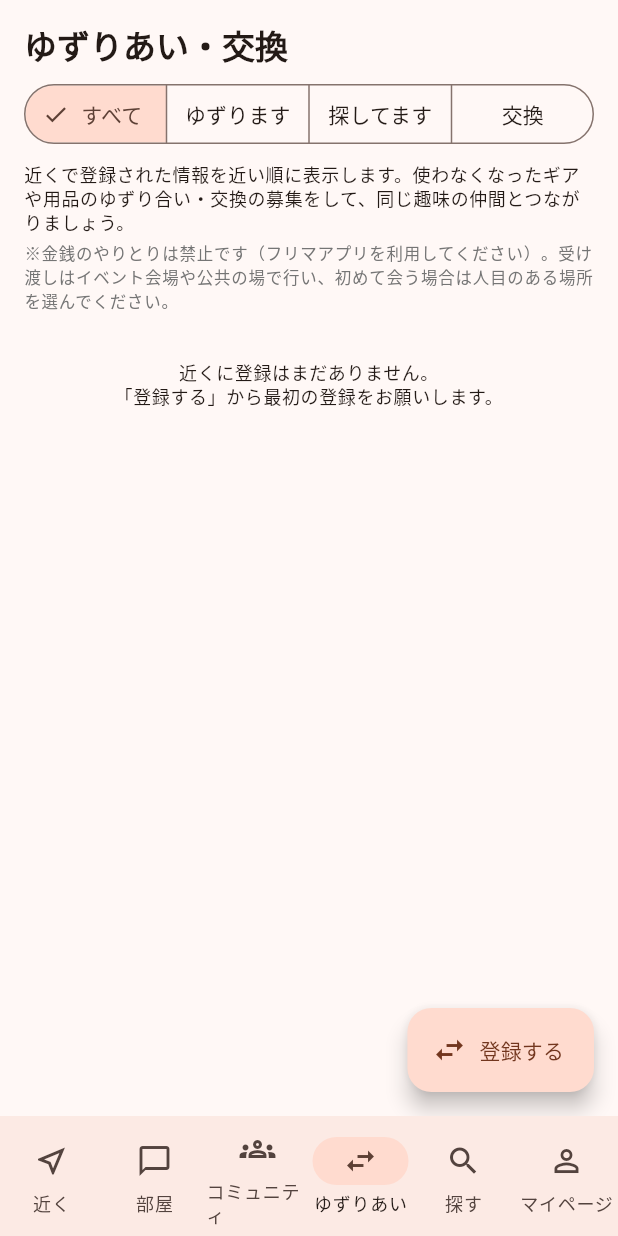
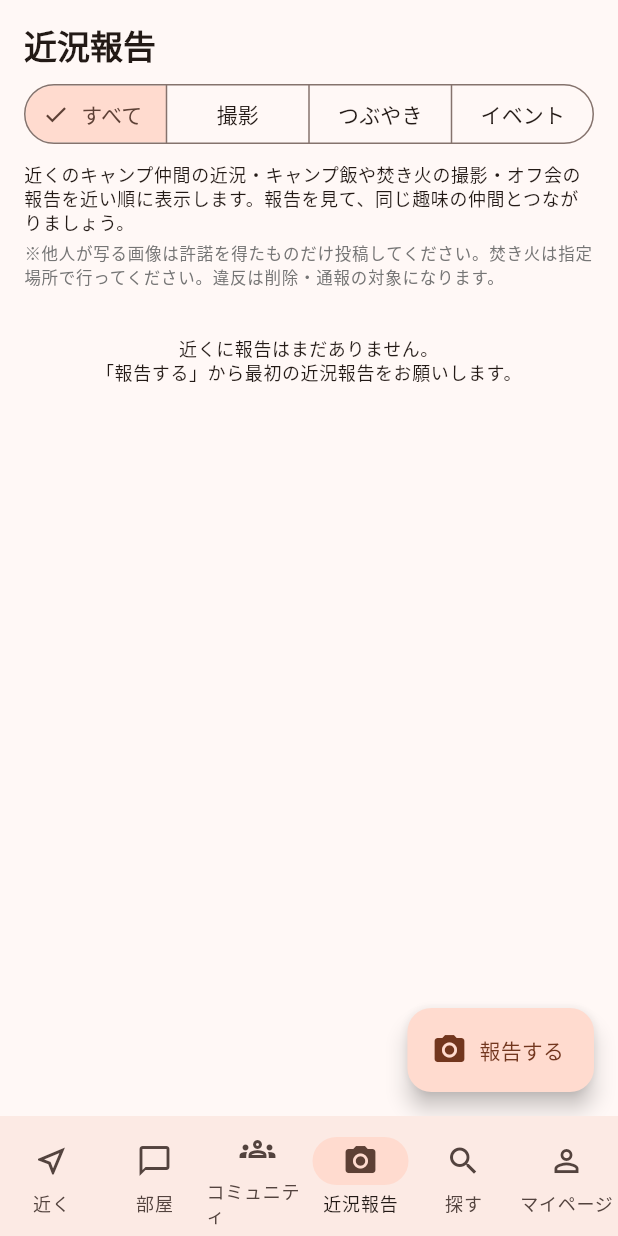
Before and after one commit to daichiyabunaka-rgb/Campotomo-app-prototype, a Flutter app: the HomeShell screen opened directly, item 4 of the bottom bar chosen, on a phone screen of 412 x 824 dp. Run offline on Flutter 3.47's test engine with Material 3 defaults, Android fonts, the phone set to English and light mode, and no system bars; our stand-ins replace flutter_map, geolocator, google_maps_flutter, image_picker, latlong2, share_plus and 2 more; accounts and stored records are empty.

Commit message:
キャンとも！「ゆずりあい・交換」→「近況報告」への変更 + kind差し替え（give/wanted/trade → shoot/post/event・DBは0016でgear_exchanges→camp_reportsへ・app_stateのparts*残留名もcamp*へ修正） + version 1.0.7+9
Generated by Mistral Vibe.
Co-Authored-By: Mistral Vibe <vibe@mistral.ai>

```diff
--- a/app/lib/src/mock/mock_data.dart
+++ b/app/lib/src/mock/mock_data.dart
@@ -291,7 +291,7 @@ List<Recruitment> seedRecruitments(DateTime now, List<AppUser> generalUsers) {
   ];
 }
 
-/// ゆずりあい・交換のシード。anchor（現在地）からの相対距離で配置する。
+/// 近況報告のシード。anchor（現在地）からの相対距離で配置する。
 /// id が 'cx-seed-' 始まりのものは GPS 更新のたびに再配置される
 /// （AppState.applyGps を参照）。
 class _ExchangeSeedSpec {
@@ -313,11 +313,11 @@ const List<_ExchangeSeedSpec> _exchangeSeedSpecs = [
   _ExchangeSeedSpec(
     'cx-seed-1',
     'u-fire-nana',
-    'give',
-    '焚き火台（五徳付き・使用済み・清掃済み）',
+    'shoot',
+    '焚き火で焼きマシュマロを作ってみました',
     'みどり湖畔サイト 周辺',
-    '買い替えで手元に余裕が出たので、'
-        '使ってくださる方にゆずります。手渡し前提です。',
+    '初めての焚き火でもふわふわに焼けました。'
+        '次はスモアク材も試してみます。',
     0.3,
     -0.6,
     Duration(hours: 2),
@@ -325,11 +325,11 @@ const List<_ExchangeSeedSpec> _exchangeSeedSpecs = [
   _ExchangeSeedSpec(
     'cx-seed-2',
     'u-bike-miu',
-    'wanted',
-    'コンパクトなカセットコンロを探しています',
+    'post',
+    '今週末はソロキャンの予定です',
     '駅裏の駐車場 周辺',
-    'ツーリング用の小さいものを探しています。不要ギアとの'
-        '交換の対応も可能です。DMお待ちしています。',
+    'バイク積載の練習も兼ねています。'
+        '同じサイトの方がいたら挨拶しましょう。',
     -0.2,
     0.8,
     Duration(hours: 5),
@@ -337,23 +337,23 @@ const List<_ExchangeSeedSpec> _exchangeSeedSpecs = [
   _ExchangeSeedSpec(
     'cx-seed-3',
     'u-gear-kei',
-    'trade',
-    'ガスランタンと LEDランタンを交換します',
+    'event',
+    '河川敷でギア自慢会に参加してきました',
     '市役所裏の駐車場 周辺',
-    '充電式に買い替えたいので交換希望です。状態は写真で'
-        '送ります。公共の駐車場で受け渡しできます。',
+    'それぞれのこだわりの装備が見られて勉強に'
+        'なりました。次回も参加予定です。',
     -0.9,
     -0.3,
     Duration(hours: 26),
   ),
 ];
 
-List<GearExchange> buildSeedGearExchanges(
+List<CampReport> buildSeedCampReports(
     DateTime now, double anchorLat, double anchorLng) {
   final cos = (anchorLat * math.pi / 180.0).abs().clamp(0.01, 1.0);
   return [
     for (final s in _exchangeSeedSpecs)
-      GearExchange(
+      CampReport(
         id: s.id,
         posterId: s.posterId,
         kind: s.kind,
--- a/app/lib/src/models.dart
+++ b/app/lib/src/models.dart
@@ -413,25 +413,25 @@ class CommunityEvent {
   }
 }
 
-/// キャンプギアの「ゆずりあい・交換」掲示板（近隣での情報共有）。
-/// kind: 'give'   = キャンプギアをゆずります
-///       'wanted' = キャンプギアを探しています
-///       'trade'  = 交換します
-/// 金銭取引は行わない（公共の駐車場・キャンプ場での受け渡し・ゆずり合い前提）。
-class GearExchange {
+/// キャンプの「近況報告」掲示板（近隣での近況・写真・イベント報告の共有）。
+/// kind: 'shoot' = 撮影（キャンプ飯・焚き火・サイトの写真の報告）
+///       'post'  = つぶやき（近況・ひとことの報告）
+///       'event' = イベント（オフ会・ギア自慢会等の報告）
+/// 他人が写る画像は許諾を確認できたもののみ投稿する。
+class CampReport {
   final String id;
   final String posterId;
-  final String kind; // 'give' | 'wanted' | 'trade'
-  final String itemDescription; // ギア名・メーカー・状態など
-  final String areaName; // 受け渡し希望地域やイベント名
-  final String detail; // 状態・受け渡し方法の自由記述
+  final String kind; // 'shoot' | 'post' | 'event'
+  final String itemDescription; // タイトル（料理・できごとなど）
+  final String areaName; // 場所（キャンプ場・エリア名）
+  final String detail; // 近況・ハイライトの自由記述
   final String? photoPath; // 投稿写真（端末内パス or 公開URL）
   final double lat;
   final double lng;
   final DateTime createdAt;
-  bool closed; // 完了（受け渡し・交換が成立した等）
+  bool closed; // 完了（一覧から非表示にした）
 
-  GearExchange({
+  CampReport({
     required this.id,
     required this.posterId,
     required this.kind,
@@ -445,14 +445,14 @@ class GearExchange {
     this.closed = false,
   });
 
-  /// ゆずります
-  bool get isGive => kind == 'give';
+  /// 撮影の報告
+  bool get isShoot => kind == 'shoot';
 
-  /// 探しています
-  bool get isWanted => kind == 'wanted';
+  /// つぶやき（近況・ひとこと）
+  bool get isPost => kind == 'post';
 
-  /// 交換します
-  bool get isTrade => kind == 'trade';
+  /// イベントの報告
+  bool get isEvent => kind == 'event';
 }
 
 class ChatMessage {
--- a/app/lib/src/screens/gear_exchange_create_sheet.dart
+++ b/app/lib/src/screens/camp_report_create_sheet.dart
@@ -6,9 +6,9 @@ import 'package:image_picker/image_picker.dart';
 import '../services/app_state.dart';
 import '../services/icon_service.dart';
 
-/// ゆずりあい・交換の登録シート（FR-7-1相当）。
-/// kind: 'give'（ゆずります）/ 'wanted'（探しています）/ 'trade'（交換します）
-Future<void> showGearExchangeCreateSheet(BuildContext context) {
+/// 近況報告の登録シート（FR-7-1相当）。
+/// kind: 'shoot'（撮影）/ 'post'（つぶやき）/ 'event'（イベント）
+Future<void> showCampReportCreateSheet(BuildContext context) {
   return showModalBottomSheet<void>(
     context: context,
     isScrollControlled: true,
@@ -27,8 +27,8 @@ class _CreateSheetState extends State<_CreateSheet> {
   final _itemDescription = TextEditingController();
   final _areaName = TextEditingController();
   final _detail = TextEditingController();
-  String _kind = 'give';
-  String? _photoPath; // 選択した投稿写真（null=未選択, ''=解除）
+  String _kind = 'shoot';
+  String? _photoPath; // 選択した報告写真（null=未選択, ''=解除）
   bool _submitting = false;
 
   @override
@@ -50,7 +50,7 @@ class _CreateSheetState extends State<_CreateSheet> {
     if (!_isValid || _submitting) return;
     setState(() => _submitting = true);
     try {
-      await appState.registerGearExchange(
+      await appState.registerCampReport(
         kind: _kind,
         itemDescription: _itemDescription.text.trim(),
         areaName: _areaName.text.trim(),
@@ -63,7 +63,7 @@ class _CreateSheetState extends State<_CreateSheet> {
         setState(() => _submitting = false);
         ScaffoldMessenger.of(context).showSnackBar(
           const SnackBar(
-            content: Text('登録に失敗しました。通信状況を確認してください'),
+            content: Text('報告に失敗しました。通信状況を確認してください'),
             behavior: SnackBarBehavior.floating,
           ),
         );
@@ -74,7 +74,7 @@ class _CreateSheetState extends State<_CreateSheet> {
     Navigator.of(context).pop();
     ScaffoldMessenger.of(context).showSnackBar(
       const SnackBar(
-        content: Text('登録しました。近くのユーザーに表示されます'),
+        content: Text('報告しました。近くのユーザーに表示されます'),
         behavior: SnackBarBehavior.floating,
       ),
     );
@@ -92,26 +92,26 @@ class _CreateSheetState extends State<_CreateSheet> {
           mainAxisSize: MainAxisSize.min,
           crossAxisAlignment: CrossAxisAlignment.start,
           children: [
-            Text('ゆずりあい・交換を登録する',
+            Text('近況報告を投稿する',
                 style: theme.textTheme.titleLarge!
                     .copyWith(fontWeight: FontWeight.bold)),
             const SizedBox(height: 8),
             SegmentedButton<String>(
               segments: const [
                 ButtonSegment(
-                  value: 'give',
-                  icon: Icon(Icons.redeem),
-                  label: Text('ゆずります'),
+                  value: 'shoot',
+                  icon: Icon(Icons.photo_camera),
+                  label: Text('撮影'),
                 ),
                 ButtonSegment(
-                  value: 'wanted',
-                  icon: Icon(Icons.search),
-                  label: Text('探してます'),
+                  value: 'post',
+                  icon: Icon(Icons.chat_bubble_outline),
+                  label: Text('つぶやき'),
                 ),
                 ButtonSegment(
-                  value: 'trade',
-                  icon: Icon(Icons.swap_horiz),
-                  label: Text('交換します'),
+                  value: 'event',
+                  icon: Icon(Icons.celebration),
+                  label: Text('イベント'),
                 ),
               ],
               selected: {_kind},
@@ -119,14 +119,14 @@ class _CreateSheetState extends State<_CreateSheet> {
             ),
             const SizedBox(height: 4),
             Text(
-              _kind == 'give'
-                  ? '使わなくなったキャンプギアをゆずる場合の登録です。\n'
-                      '※金銭のやりとりは禁止です。受け渡しはイベント会場や公共の場で行ってください。'
-                  : _kind == 'wanted'
-                      ? '探しているキャンプギアの登録です。\n'
-                          '※個人の住所・連絡先は記入しないでください。DMでやりとりしましょう。'
-                      : 'キャンプギアの交換の登録です。\n'
-                          '※金銭のやりとりは禁止です。同価値での交換を前提とし、条件はDMで相談してください。',
+              _kind == 'shoot'
+                  ? 'キャンプ飯・焚き火・サイトの写真の報告です。\n'
+                      '※他人が写る画像は許諾を得たものだけ投稿してください。'
+                  : _kind == 'post'
+                      ? '近況・ひとことのつぶやきです。\n'
+                          '※次のキャンプの予定や準備の進みなど、キャンプ仲間に伝えたい近況を報告しましょう。'
+                      : 'オフ会・ギア自慢会・イベントの報告です。\n'
+                          '※主催者・参加者のルールと許諾を守ってください。',
               style: theme.textTheme.labelSmall!
                   .copyWith(color: Colors.grey.shade600),
             ),
@@ -135,16 +135,16 @@ class _CreateSheetState extends State<_CreateSheet> {
               controller: _itemDescription,
               maxLength: 40,
               decoration: const InputDecoration(
-                labelText: 'キャンプギアの内容',
-                hintText: '例: 焚き火台（五徳付き・使用済み）',
+                labelText: 'タイトル（料理・できごとなど）',
+                hintText: '例: 焚き火で焼きマシュマロを作ってみました',
                 border: OutlineInputBorder(),
                 counterText: '',
               ),
             ),
             const SizedBox(height: 12),
 
-            // ------------------------------ 投稿写真（任意）
-            Text('写真（任意。状態が伝わる写真を）',
+            // ------------------------------ 報告写真（任意）
+            Text('写真（任意。報告の画像を）',
                 style: theme.textTheme.titleSmall),
             const SizedBox(height: 8),
             Row(
@@ -185,10 +185,10 @@ class _CreateSheetState extends State<_CreateSheet> {
             TextField(
               controller: _areaName,
               maxLength: 30,
-              decoration: InputDecoration(
-                labelText: _kind == 'wanted' ? '探している地域・イベント名' : '受け渡し希望の地域・イベント名',
-                hintText: '例: ○○市周辺 / みどり湖畔サイト',
-                border: const OutlineInputBorder(),
+              decoration: const InputDecoration(
+                labelText: '場所',
+                hintText: '例: ○○キャンプ場 / ○○河川敷',
+                border: OutlineInputBorder(),
                 counterText: '',
               ),
             ),
@@ -198,8 +198,8 @@ class _CreateSheetState extends State<_CreateSheet> {
               maxLines: 3,
               maxLength: 200,
               decoration: const InputDecoration(
-                labelText: '状態・条件・受け渡し方法など',
-                hintText: '例: 着用2回・タグなし。○○のイベント会場で受け渡しできます',
+                labelText: '近況・ハイライトなど',
+                hintText: '例: 夕暮れの焚き火が最高でした。今度一緒にどうですか',
                 border: OutlineInputBorder(),
               ),
             ),
@@ -210,7 +210,7 @@ class _CreateSheetState extends State<_CreateSheet> {
                 onPressed: (_isValid && !_submitting) ? _submit : null,
                 child: const Padding(
                   padding: EdgeInsets.symmetric(vertical: 14),
-                  child: Text('登録する'),
+                  child: Text('報告する'),
                 ),
               ),
             ),
--- a/app/lib/src/screens/gear_exchanges_page.dart
+++ b/app/lib/src/screens/camp_reports_page.dart
@@ -6,37 +6,38 @@ import '../models.dart';
 import '../services/app_state.dart';
 import '../util/format.dart';
 import 'chat_screen.dart';
-import 'gear_exchange_create_sheet.dart';
+import 'camp_report_create_sheet.dart';
 import 'user_detail_screen.dart';
 import 'widgets.dart';
 
-/// 「ゆずりあい・交換」タブ: キャンプギアのゆずり合い・交換の情報を近隣で
-/// 共有する（FR-7-1〜7-4 相当）。
-/// 金銭取引は本アプリでは行わない（イベント会場・公共の場での受け渡し前提）。
-class GearExchangesPage extends StatefulWidget {
-  const GearExchangesPage({super.key});
+/// 「近況報告」タブ: キャンプの近況・撮影・イベントの報告を近隣で共有する
+/// （FR-7-1〜7-4 相当）。
+/// kind: 'shoot'（撮影）/ 'post'（つぶやき）/ 'event'（イベント）。
+/// 他人が写る画像は許諾を確認できたもののみ投稿する。
+class CampReportsPage extends StatefulWidget {
+  const CampReportsPage({super.key});
 
   @override
-  State<GearExchangesPage> createState() => _GearExchangesPageState();
+  State<CampReportsPage> createState() => _CampReportsPageState();
 }
 
-class _GearExchangesPageState extends State<GearExchangesPage> {
-  String _filter = 'all'; // 'all' | 'give' | 'wanted' | 'trade'
+class _CampReportsPageState extends State<CampReportsPage> {
+  String _filter = 'all'; // 'all' | 'shoot' | 'post' | 'event'
 
   @override
   Widget build(BuildContext context) {
     final theme = Theme.of(context);
     return Scaffold(
       floatingActionButton: FloatingActionButton.extended(
-        onPressed: () => showGearExchangeCreateSheet(context),
-        icon: const Icon(Icons.swap_horiz),
-        label: const Text('登録する'),
+        onPressed: () => showCampReportCreateSheet(context),
+        icon: const Icon(Icons.photo_camera),
+        label: const Text('報告する'),
       ),
       body: SafeArea(
         child: ListenableBuilder(
           listenable: appState,
           builder: (context, _) {
-            final all = appState.partsExchanges;
+            final all = appState.campReports;
             final items = _filter == 'all'
                 ? all
                 : all.where((p) => p.kind == _filter).toList();
@@ -47,7 +48,7 @@ class _GearExchangesPageState extends State<GearExchangesPage> {
                 padding: const EdgeInsets.all(16),
                 children: [
                   Text(
-                    'ゆずりあい・交換',
+                    '近況報告',
                     style: theme.textTheme.titleLarge!.copyWith(
                       fontWeight: FontWeight.bold,
                     ),
@@ -56,9 +57,9 @@ class _GearExchangesPageState extends State<GearExchangesPage> {
                   SegmentedButton<String>(
                     segments: const [
                       ButtonSegment(value: 'all', label: Text('すべて')),
-                      ButtonSegment(value: 'give', label: Text('ゆずります')),
-                      ButtonSegment(value: 'wanted', label: Text('探してます')),
-                      ButtonSegment(value: 'trade', label: Text('交換')),
+                      ButtonSegment(value: 'shoot', label: Text('撮影')),
+                      ButtonSegment(value: 'post', label: Text('つぶやき')),
+                      ButtonSegment(value: 'event', label: Text('イベント')),
                     ],
                     selected: {_filter},
                     onSelectionChanged: (s) =>
@@ -66,16 +67,15 @@ class _GearExchangesPageState extends State<GearExchangesPage> {
                   ),
                   const SizedBox(height: 8),
                   Text(
-                    '近くで登録された情報を近い順に表示します。使わなくなったギアや'
-                    '用品のゆずり合い・交換の募集をして、同じ趣味の仲間と'
-                    'つながりましょう。',
+                    '近くのキャンプ仲間の近況・キャンプ飯や焚き火の撮影・オフ会の'
+                    '報告を近い順に表示します。報告を見て、'
+                    '同じ趣味の仲間とつながりましょう。',
                     style: theme.textTheme.bodySmall,
                   ),
                   const SizedBox(height: 4),
                   Text(
-                    '※金銭のやりとりは禁止です（フリマアプリを利用してください）。'
-                    '受け渡しはイベント会場や公共の場で行い、'
-                    '初めて会う場合は人目のある場所を選んでください。',
+                    '※他人が写る画像は許諾を得たものだけ投稿してください。'
+                    '焚き火は指定場所で行ってください。違反は削除・通報の対象になります。',
                     style: theme.textTheme.labelSmall!.copyWith(
                       color: Colors.grey.shade600,
                     ),
@@ -85,14 +85,14 @@ class _GearExchangesPageState extends State<GearExchangesPage> {
                       padding: const EdgeInsets.all(32),
                       child: Center(
                         child: Text(
-                          '近くに登録はまだありません。\n'
-                          '「登録する」から最初の登録をお願いします。',
+                          '近くに報告はまだありません。\n'
+                          '「報告する」から最初の近況報告をお願いします。',
                           textAlign: TextAlign.center,
                           style: theme.textTheme.bodySmall,
                         ),
                       ),
                     ),
-                  for (final d in items) _exchangeCard(context, d),
+                  for (final d in items) _reportCard(context, d),
                   const SizedBox(height: 80),
                 ],
               ),
@@ -103,25 +103,26 @@ class _GearExchangesPageState extends State<GearExchangesPage> {
     );
   }
 
-  Widget _exchangeCard(BuildContext context, GearExchange d) {
+  Widget _reportCard(BuildContext context, CampReport d) {
     final theme = Theme.of(context);
     final poster = appState.userById(d.posterId);
     final isMine = d.posterId == appState.me!.id;
     final now = DateTime.now();
-    final giveColor = Colors.teal.shade700;
-    final wantedColor = Colors.red.shade700;
-    final tradeColor = Colors.indigo.shade700;
-    final color =
-        d.isGive ? giveColor : (d.isWanted ? wantedColor : tradeColor);
-    final bg = d.isGive
+    final shootColor = Colors.teal.shade700;
+    final postColor = Colors.blue.shade700;
+    final eventColor = Colors.deepPurple.shade700;
+    final color = d.isShoot
+        ? shootColor
+        : (d.isPost ? postColor : eventColor);
+    final bg = d.isShoot
         ? Colors.teal.shade50
-        : (d.isWanted ? Colors.red.shade50 : Colors.indigo.shade50);
-    final border = d.isGive
+        : (d.isPost ? Colors.blue.shade50 : Colors.deepPurple.shade50);
+    final border = d.isShoot
         ? Colors.teal.shade200
-        : (d.isWanted ? Colors.red.shade200 : Colors.indigo.shade200);
-    final label = d.isGive
-        ? 'ゆずります'
-        : (d.isWanted ? '探してます' : '交換');
+        : (d.isPost ? Colors.blue.shade200 : Colors.deepPurple.shade200);
+    final label = d.isShoot
+        ? '撮影'
+        : (d.isPost ? 'つぶやき' : 'イベント');
     return Card(
       margin: const EdgeInsets.only(top: 10),
       child: Padding(
@@ -178,8 +179,8 @@ class _GearExchangesPageState extends State<GearExchangesPage> {
                 Icon(Icons.schedule, size: 14, color: Colors.grey.shade600),
                 const SizedBox(width: 2),
                 Text(
-                  '${elapsedLabel(d.createdAt, now)}の登録 / '
-                  '${appState.partsExchangeDistanceLabel(d)}',
+                  '${elapsedLabel(d.createdAt, now)}の報告 / '
+                  '${appState.campReportDistanceLabel(d)}',
                   style: theme.textTheme.bodySmall,
                 ),
               ],
@@ -248,14 +249,14 @@ class _GearExchangesPageState extends State<GearExchangesPage> {
     );
   }
 
-  bool _hasPhoto(GearExchange d) {
+  bool _hasPhoto(CampReport d) {
     final p = d.photoPath ?? '';
     if (p.isEmpty) return false;
     if (p.startsWith('http')) return true;
     return File(p).existsSync();
   }
 
-  Widget _photoImage(GearExchange d, double height) {
+  Widget _photoImage(CampReport d, double height) {
     final p = d.photoPath!;
     final Widget image;
     if (p.startsWith('http')) {
@@ -275,7 +276,7 @@ class _GearExchangesPageState extends State<GearExchangesPage> {
   }
 
   /// 写真を全画面で見る
-  void _showPhoto(BuildContext context, GearExchange d) {
+  void _showPhoto(BuildContext context, CampReport d) {
     showDialog<void>(
       context: context,
       builder: (dialogContext) => Dialog(
@@ -289,14 +290,14 @@ class _GearExchangesPageState extends State<GearExchangesPage> {
     );
   }
 
-  Future<void> _confirmClose(BuildContext context, GearExchange d) async {
+  Future<void> _confirmClose(BuildContext context, CampReport d) async {
     final confirmed = await showDialog<bool>(
       context: context,
       builder: (dialogContext) => AlertDialog(
         title: const Text('完了にしますか？'),
         content: const Text(
-          '受け渡し・交換が成立した場合に設定します。'
-          '完了にした登録は一覧から表示されなくなります。',
+          '報告を一覧から外す場合に設定します。'
+          '完了にした報告は一覧から表示されなくなります。',
         ),
         actions: [
           TextButton(
@@ -311,7 +312,7 @@ class _GearExchangesPageState extends State<GearExchangesPage> {
       ),
     );
     if (confirmed != true) return;
-    await appState.closeGearExchange(d.id);
+    await appState.closeCampReport(d.id);
     if (context.mounted) {
       ScaffoldMessenger.of(context).showSnackBar(
         const SnackBar(
--- a/app/lib/src/screens/home_shell.dart
+++ b/app/lib/src/screens/home_shell.dart
@@ -4,10 +4,10 @@ import 'communities_page.dart';
 import 'explore_page.dart';
 import 'my_page.dart';
 import 'near_page.dart';
-import 'gear_exchanges_page.dart';
+import 'camp_reports_page.dart';
 import 'rooms_page.dart';
 
-/// ホーム: 近く / 部屋 / コミュニティ / ゆずりあい / 探す / マイページ（仕様書 8 章参照）
+/// ホーム: 近く / 部屋 / コミュニティ / 近況報告 / 探す / マイページ（仕様書 8 章参照）
 class HomeShell extends StatefulWidget {
   const HomeShell({super.key});
 
@@ -27,7 +27,7 @@ class _HomeShellState extends State<HomeShell> {
           NearPage(),
           RoomsPage(),
           CommunitiesPage(),
-          GearExchangesPage(),
+          CampReportsPage(),
           ExplorePage(),
           MyPage(),
         ],
@@ -52,9 +52,9 @@ class _HomeShellState extends State<HomeShell> {
             label: 'コミュニティ',
           ),
           NavigationDestination(
-            icon: Icon(Icons.swap_horiz_outlined),
-            selectedIcon: Icon(Icons.swap_horiz),
-            label: 'ゆずりあい',
+            icon: Icon(Icons.photo_camera_outlined),
+            selectedIcon: Icon(Icons.photo_camera),
+            label: '近況報告',
           ),
           NavigationDestination(
             icon: Icon(Icons.search),
--- a/app/lib/src/services/icon_service.dart
+++ b/app/lib/src/services/icon_service.dart
@@ -7,7 +7,7 @@ import 'package:supabase_flutter/supabase_flutter.dart';
 
 import 'app_config.dart';
 
-/// 画像の取得と保存（アイコン・ゆずりあい・交換の投稿写真など）。
+/// 画像の取得と保存（アイコン・近況報告の投稿写真など）。
 /// - すべての画像は指定サイズに自動リサイズされ、JPEG品質を下げて
 ///   ファイル容量を抑える（ベータ: アイコン 400px/品質70、投稿写真 800px/品質70）
 /// - モックモード: リサイズ済み画像をアプリ専用領域に保存
@@ -27,7 +27,7 @@ class IconService {
     );
   }
 
-  /// ゆずりあい・交換の投稿写真（800px・品質70。十分伝わり、容量は1/10以下）
+  /// 近況報告の投稿写真（800px・品質70。十分伝わり、容量は1/10以下）
   Future<String?> pickExchangeItemPhoto(ImageSource source) {
     return _pickAndSave(
       source,
--- a/app/pubspec.yaml
+++ b/app/pubspec.yaml
@@ -16,7 +16,7 @@ publish_to: 'none' # Remove this line if you wish to publish to pub.dev
 # https://developer.apple.com/library/archive/documentation/General/Reference/InfoPlistKeyReference/Articles/CoreFoundationKeys.html
 # In Windows, build-name is used as the major, minor, and patch parts
 # of the product and file versions while build-number is used as the build suffix.
-version: 1.0.6+8
+version: 1.0.7+9
 
 environment:
   sdk: ^3.13.7
```
Also changed, not shown: app/lib/src/services/app_state.dart (+41 -41 lines), app/lib/src/services/supabase_data.dart (+13 -13 lines), app/lib/src/util/mock_persist.dart (+7 -7 lines), 3 other files.
